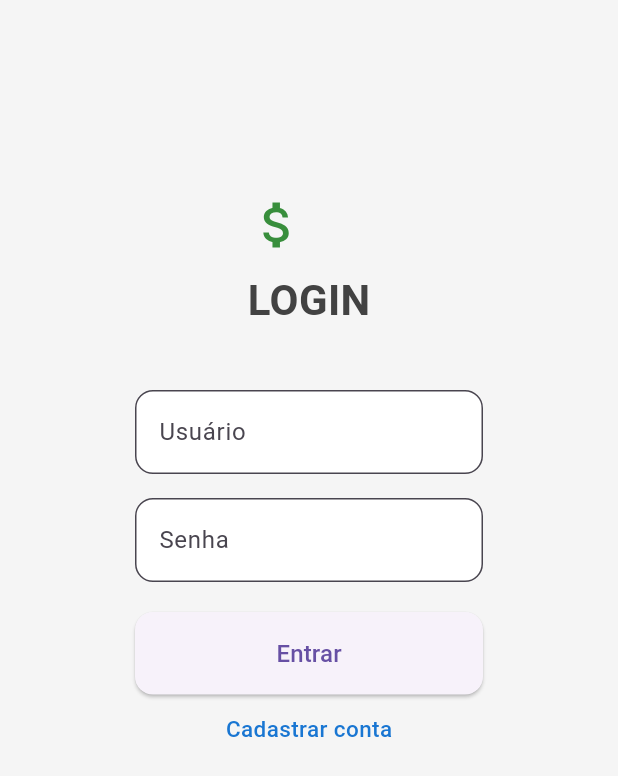
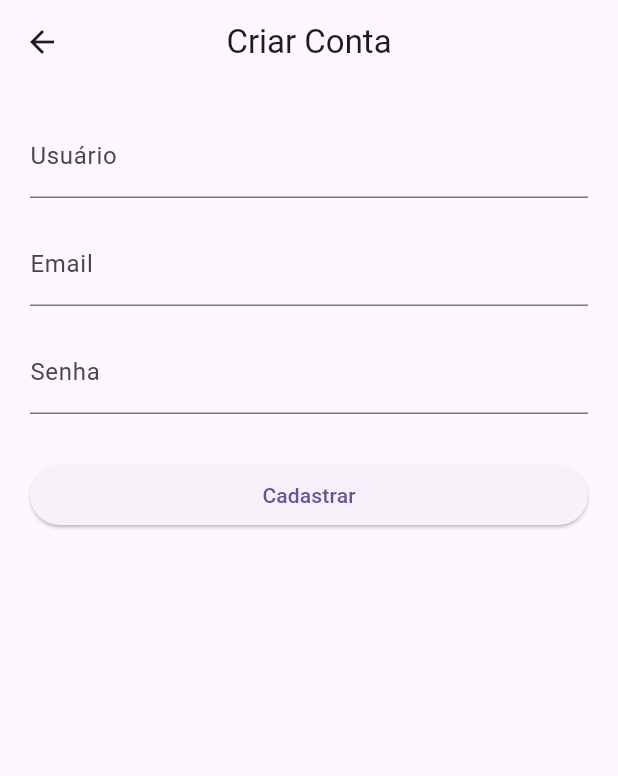
Before and after one commit to Carlo-Melo/gestaoFinanceira, a Flutter app: the screen it shows after launch, after a tap on "Cadastrar conta", on a phone screen of 412 x 824 dp. Shown: the top 776 px of the screen. Run offline on Flutter 3.47's test engine with Material 3 defaults, Android fonts, the phone set to English and light mode, and no system bars.

Commit message:
commit tela de cadastro, homepage

```diff
--- a/lib/main.dart
+++ b/lib/main.dart
@@ -1,5 +1,9 @@
 import 'package:flutter/material.dart';
+import 'package:meuapp/ui/screens/home/home_screen.dart';
+import 'package:provider/provider.dart';
+import 'providers/auth_provider.dart';
 import 'ui/screens/login/login_screen.dart';
+import 'ui/screens/register/register_screen.dart';
 
 void main() {
   runApp(const MyApp());
@@ -10,31 +14,21 @@ class MyApp extends StatelessWidget {
 
   @override
   Widget build(BuildContext context) {
-    return MaterialApp(
+    return MultiProvider(
+      providers: [
+        ChangeNotifierProvider(create: (_) => AuthProvider()),
+      ],
+      child: MaterialApp(
         debugShowCheckedModeBanner: false,
         title: 'App Financeiro',
 
-      // TELA INICIAL
         home: const LoginScreen(),
 
-      // ROTAS (quando você criar novas telas, basta adicionar aqui)
         routes: {
           '/login': (context) => const LoginScreen(),
-        // '/register': (context) => const RegisterScreen(),  ← adiciona depois
+          '/register': (context) => const RegisterScreen(),
+          '/home': (context) => const HomeScreen(),
         },
-
-      // TEMA BASE
-      theme: ThemeData(
-        primarySwatch: Colors.green,
-        scaffoldBackgroundColor: Colors.grey.shade100,
-        inputDecorationTheme: InputDecorationTheme(
-          filled: true,
-          fillColor: Colors.white,
-          border: OutlineInputBorder(
-            borderRadius: BorderRadius.circular(12),
-            borderSide: BorderSide.none,
-          ),
-        ),
       ),
     );
   }
--- /dev/null
+++ b/lib/providers/auth_provider.dart
@@ -0,0 +1,51 @@
+import 'package:flutter/material.dart';
+
+class AuthProvider extends ChangeNotifier {
+  String? _user;
+  bool _isLoading = false;
+  String? _errorMessage;
+
+  String? get user => _user;
+  bool get isLoading => _isLoading;
+  String? get errorMessage => _errorMessage;
+
+  // LOGIN
+  Future<bool> login(String usuario, String senha) async {
+    _isLoading = true;
+    _errorMessage = null;
+    notifyListeners();
+
+    await Future.delayed(const Duration(seconds: 1)); // simula API
+
+    if (usuario == "carlos" && senha == "123") {
+      _user = usuario;
+      _isLoading = false;
+      notifyListeners();
+      return true;
+    } else {
+      _isLoading = false;
+      _errorMessage = "Usuário ou senha incorretos";
+      notifyListeners();
+      return false;
+    }
+  }
+
+  // CADASTRO (FAKE)
+  Future<bool> register(String usuario, String email, String senha) async {
+    _isLoading = true;
+    _errorMessage = null;
+    notifyListeners();
+
+    await Future.delayed(const Duration(seconds: 1)); // simula API
+
+    // Aqui normalmente chamaria um backend
+    _isLoading = false;
+    return true;
+  }
+
+  // 🚀 LOGOUT DEFINITIVO
+  void logout() {
+    _user = null;
+    notifyListeners();
+  }
+}
--- a/lib/ui/screens/login/widgets/login_form.dart
+++ b/lib/ui/screens/login/widgets/login_form.dart
@@ -1,4 +1,6 @@
 import 'package:flutter/material.dart';
+import 'package:provider/provider.dart';
+import '../../../../providers/auth_provider.dart';
 
 class LoginForm extends StatefulWidget {
   const LoginForm({super.key});
@@ -13,7 +15,10 @@ class _LoginFormState extends State<LoginForm> {
 
   @override
   Widget build(BuildContext context) {
+    final auth = Provider.of<AuthProvider>(context);
+
     return Column(
+      crossAxisAlignment: CrossAxisAlignment.start,
       children: [
         TextField(
           controller: usuarioController,
@@ -24,7 +29,9 @@ class _LoginFormState extends State<LoginForm> {
             ),
           ),
         ),
+
         const SizedBox(height: 16),
+
         TextField(
           controller: senhaController,
           obscureText: true,
@@ -35,31 +42,53 @@ class _LoginFormState extends State<LoginForm> {
             ),
           ),
         ),
+
         const SizedBox(height: 20),
+
+        // MENSAGEM DE ERRO
+        if (auth.errorMessage != null)
+          Padding(
+            padding: const EdgeInsets.only(bottom: 8),
+            child: Text(
+              auth.errorMessage!,
+              style: const TextStyle(color: Colors.red),
+            ),
+          ),
 
         // BOTÃO DE LOGIN
         SizedBox(
           width: double.infinity,
           child: ElevatedButton(
-            onPressed: () {
-              // loginProvider.login(usuarioController.text, senhaController.text);
-            },
+            onPressed: auth.isLoading
+                ? null
+                : () async {
+                    final success = await auth.login(
+                      usuarioController.text.trim(),
+                      senhaController.text.trim(),
+                    );
+
+                    if (success) {
+                      Navigator.pushReplacementNamed(context, '/home');
+                    }
+                  },
             style: ElevatedButton.styleFrom(
               padding: const EdgeInsets.symmetric(vertical: 16),
               shape: RoundedRectangleBorder(
                 borderRadius: BorderRadius.circular(12),
               ),
             ),
-            child: const Text(
-              "Entrar",
-              style: TextStyle(fontSize: 16),
-            ),
+            child: auth.isLoading
+                ? const CircularProgressIndicator()
+                : const Text(
+                    "Entrar",
+                    style: TextStyle(fontSize: 16),
+                  ),
           ),
         ),
 
         const SizedBox(height: 12),
 
-        // LINK PARA CADASTRAR
+        // IR PARA CADASTRAR
         GestureDetector(
           onTap: () {
             Navigator.pushNamed(context, '/register');
--- /dev/null
+++ b/lib/ui/screens/register/register_screen.dart
@@ -0,0 +1,20 @@
+import 'package:flutter/material.dart';
+import 'widgets/register_form.dart';
+
+class RegisterScreen extends StatelessWidget {
+  const RegisterScreen({super.key});
+
+  @override
+  Widget build(BuildContext context) {
+    return Scaffold(
+      appBar: AppBar(
+        title: const Text("Criar Conta"),
+        centerTitle: true,
+      ),
+      body: const Padding(
+        padding: EdgeInsets.all(20.0),
+        child: RegisterForm(),
+      ),
+    );
+  }
+}
--- /dev/null
+++ b/lib/ui/screens/register/widgets/register_form.dart
@@ -0,0 +1,71 @@
+import 'package:flutter/material.dart';
+import 'package:meuapp/providers/auth_provider.dart';
+import 'package:provider/provider.dart';
+
+class RegisterForm extends StatefulWidget {
+  const RegisterForm({super.key});
+
+  @override
+  State<RegisterForm> createState() => _RegisterFormState();
+}
+
+class _RegisterFormState extends State<RegisterForm> {
+  final userController = TextEditingController();
+  final emailController = TextEditingController();
+  final passController = TextEditingController();
+
+  @override
+  Widget build(BuildContext context) {
+    final auth = Provider.of<AuthProvider>(context);
+
+    return Column(
+      children: [
+        TextField(
+          controller: userController,
+          decoration: const InputDecoration(labelText: "Usuário"),
+        ),
+        const SizedBox(height: 16),
+
+        TextField(
+          controller: emailController,
+          decoration: const InputDecoration(labelText: "Email"),
+        ),
+        const SizedBox(height: 16),
+
+        TextField(
+          controller: passController,
+          obscureText: true,
+          decoration: const InputDecoration(labelText: "Senha"),
+        ),
+        const SizedBox(height: 20),
+
+        if (auth.errorMessage != null)
+          Text(auth.errorMessage!, style: const TextStyle(color: Colors.red)),
+
+        const SizedBox(height: 10),
+
+        SizedBox(
+          width: double.infinity,
+          child: ElevatedButton(
+            onPressed: auth.isLoading
+                ? null
+                : () async {
+                    bool ok = await auth.register(
+                      userController.text,
+                      passController.text,
+                      emailController.text,
+                    );
+
+                    if (ok) {
+                      Navigator.pop(context); // volta pro login
+                    }
+                  },
+            child: auth.isLoading
+                ? const CircularProgressIndicator()
+                : const Text("Cadastrar"),
+          ),
+        ),
+      ],
+    );
+  }
+}
--- a/pubspec.yaml
+++ b/pubspec.yaml
@@ -31,6 +31,7 @@ dependencies:
   flutter:
     sdk: flutter
 
+  provider: ^6.1.5
   # The following adds the Cupertino Icons font to your application.
   # Use with the CupertinoIcons class for iOS style icons.
   cupertino_icons: ^1.0.8
@@ -56,6 +57,9 @@ flutter:
   # included with your application, so that you can use the icons in
   # the material Icons class.
   uses-material-design: true
+  assets:
+    - assets/images/
+    - assets/icons/
 
   # To add assets to your application, add an assets section, like this:
   # assets:
```
Also changed, not shown: lib/ui/screens/home/home_screen.dart (added, +35 -0 lines), lib/ui/screens/home/widgets/balance_card.dart (added, +132 -0 lines), lib/ui/screens/home/widgets/home_header.dart (added, +47 -0 lines), assets/images/avatar.png (added), lib/ui/screens/home/widgets/graphic_section.dart (added), lib/ui/screens/home/widgets/quick_actions.dart (added), lib/ui/screens/home/widgets/section_title.dart (added), lib/ui/screens/home/widgets/transactions_list.dart (added), pubspec.lock. Lines whose indentation alone changed are shown as unchanged.
